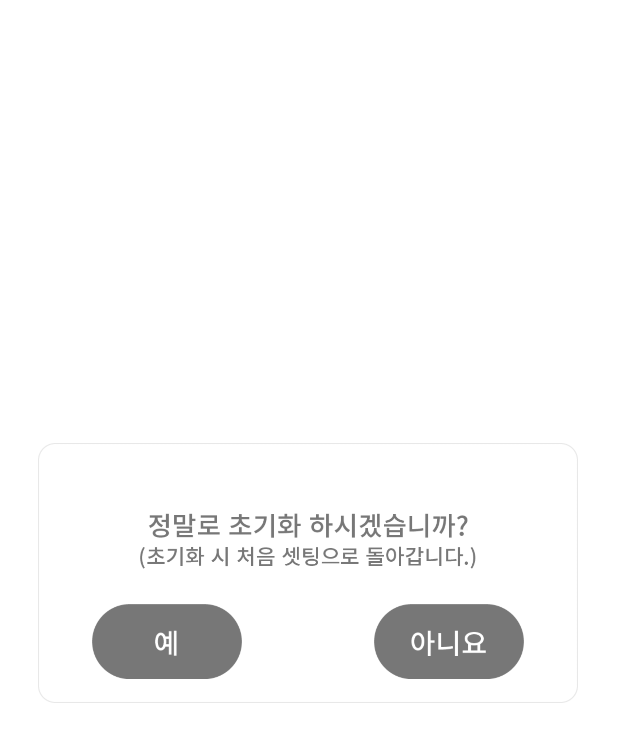
After one commit to hwangseungbo/Dahan_BLE, an Android app: the layout setting_dialog.xml on its own in the app's theme, with its tools: preview values and no code run, on a phone screen of 412 x 824 dp. The commit adds this screen. Shown: the top 742 px of the screen. Run offline under Robolectric (Android 15) with nearby library versions, the phone set to English and light mode, and no system bars.

Commit message:
동작상태에 따른 UI 변화 추가. 셋팅탭의 접속기기 정보 표시 및 초기화시의 다이얼로그 추가.

```diff
--- /dev/null
+++ b/app/src/main/res/drawable/setting_reset_no.xml
@@ -0,0 +1,6 @@
+<?xml version="1.0" encoding="utf-8"?>
+<selector xmlns:android="http://schemas.android.com/apk/res/android">
+    <item android:state_pressed="true"
+        android:drawable="@drawable/btn_no_pressed" />
+    <item android:drawable="@drawable/btn_no_unpressed" />
+</selector>
--- /dev/null
+++ b/app/src/main/res/drawable/setting_reset_yes.xml
@@ -0,0 +1,6 @@
+<?xml version="1.0" encoding="utf-8"?>
+<selector xmlns:android="http://schemas.android.com/apk/res/android">
+    <item android:state_pressed="true"
+        android:drawable="@drawable/btn_yes_pressed" />
+    <item android:drawable="@drawable/btn_yes_unpressed" />
+</selector>
--- /dev/null
+++ b/app/src/main/res/layout/setting_dialog.xml
@@ -0,0 +1,41 @@
+<?xml version="1.0" encoding="utf-8"?>
+<androidx.constraintlayout.widget.ConstraintLayout xmlns:android="http://schemas.android.com/apk/res/android"
+    xmlns:app="http://schemas.android.com/apk/res-auto"
+    xmlns:tools="http://schemas.android.com/tools"
+    android:layout_width="match_parent"
+    android:layout_height="match_parent"
+    android:background="#FFFFFF"
+    android:alpha="1">
+
+    <androidx.constraintlayout.widget.ConstraintLayout
+        android:layout_width="360dp"
+        android:layout_height="173dp"
+        android:background="@drawable/setting_reset"
+        app:layout_constraintBottom_toBottomOf="parent"
+        app:layout_constraintEnd_toEndOf="parent"
+        app:layout_constraintHorizontal_bias="0.49"
+        app:layout_constraintStart_toStartOf="parent"
+        app:layout_constraintTop_toTopOf="parent"
+        app:layout_constraintVertical_bias="0.454">
+
+        <Button
+            android:id="@+id/btn_reset_yes"
+            android:layout_width="100dp"
+            android:layout_height="50dp"
+            android:layout_marginStart="36dp"
+            android:layout_marginBottom="16dp"
+            android:background="@drawable/setting_reset_yes"
+            app:layout_constraintBottom_toBottomOf="parent"
+            app:layout_constraintStart_toStartOf="parent" />
+
+        <Button
+            android:id="@+id/btn_reset_no"
+            android:layout_width="100dp"
+            android:layout_height="50dp"
+            android:layout_marginEnd="36dp"
+            android:layout_marginBottom="16dp"
+            android:background="@drawable/setting_reset_no"
+            app:layout_constraintBottom_toBottomOf="parent"
+            app:layout_constraintEnd_toEndOf="parent" />
+    </androidx.constraintlayout.widget.ConstraintLayout>
+</androidx.constraintlayout.widget.ConstraintLayout>
```
Also changed, not shown: app/src/main/java/org/techtown/dahan_ble/MainActivity.java (+10 -1 lines), app/src/main/java/org/techtown/dahan_ble/MainFragment.java (+41 -0 lines), app/src/main/java/org/techtown/dahan_ble/SettingFragment.java (+40 -1 lines), app/src/main/res/layout/fragment_setting.xml (+24 -0 lines), app/src/main/res/drawable/btn_no_pressed.png (added), app/src/main/res/drawable/btn_no_unpressed.png (added), app/src/main/res/drawable/btn_save.png (added), app/src/main/res/drawable/btn_yes_pressed.png (added), app/src/main/res/drawable/btn_yes_unpressed.png (added), app/src/main/res/drawable/setting_nosave.png (added), app/src/main/res/drawable/setting_reset.png (added).
